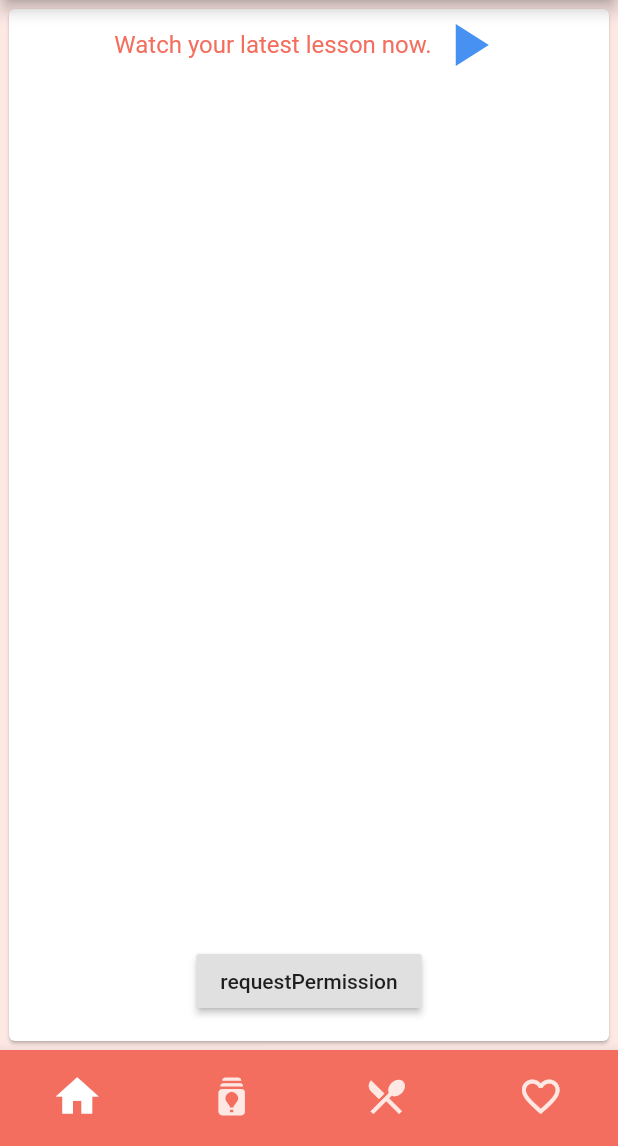
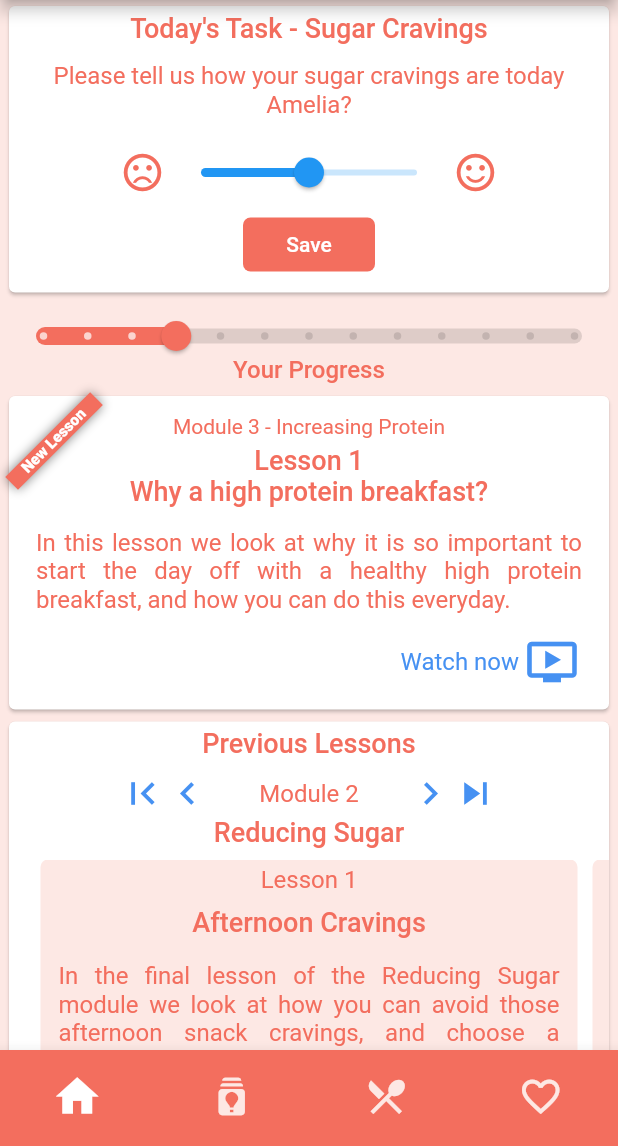
Before and after one commit to xoflo/pcos, a Flutter app: the AppTabs screen opened by its route, on a phone screen of 412 x 824 dp, the part 90-1236 px from its top. Run offline on Flutter 3.47's test engine with Material 2 defaults, Android fonts, the phone set to English and light mode, and no system bars; drawn by our look-alikes of carousel_slider; our stand-ins replace chewie, connectivity, device_info, email_validator, firebase_analytics, firebase_core and 13 more; missing offline and left inert: intercom_flutter, launch_review, onesignal_flutter; accounts and stored records are empty; network calls fail.

Commit message:
Dashboard layout added, all hardcoded etc.

```diff
--- /dev/null
+++ b/lib/widgets/dashboard/current_lesson.dart
@@ -0,0 +1,108 @@
+import 'package:flutter/material.dart';
+import 'package:flutter_html/flutter_html.dart';
+import 'package:thepcosprotocol_app/styles/colors.dart';
+import 'package:thepcosprotocol_app/widgets/shared/diagonal_banner.dart';
+
+class CurrentLesson extends StatelessWidget {
+  final bool isNew;
+  final Size screenSize;
+  final bool isHorizontal;
+  final Function openLesson;
+  final Function closeLesson;
+
+  CurrentLesson({
+    @required this.isNew,
+    @required this.screenSize,
+    @required this.isHorizontal,
+    @required this.openLesson,
+    @required this.closeLesson,
+  });
+
+  final String moduleTitle = "Increasing Protein";
+  final String lessonTitle = "Why a high protein breakfast?";
+  final String lessonIntro =
+      "In this lesson we look at why it is so important to start the day off with a healthy high protein breakfast, and how you can do this everyday.";
+
+  @override
+  Widget build(BuildContext context) {
+    return Padding(
+      padding: const EdgeInsets.symmetric(horizontal: 2.0),
+      child: SizedBox(
+        width: screenSize.width,
+        child: Card(
+          child: Stack(
+            children: [
+              Padding(
+                padding: const EdgeInsets.all(12.0),
+                child: Column(
+                  mainAxisAlignment: MainAxisAlignment.start,
+                  crossAxisAlignment: CrossAxisAlignment.center,
+                  children: [
+                    Padding(
+                      padding: const EdgeInsets.only(bottom: 4.0),
+                      child: Text(
+                        "Module 3 - $moduleTitle",
+                        style: TextStyle(
+                          fontSize: 14,
+                        ),
+                      ),
+                    ),
+                    Text(
+                      "Lesson 1",
+                      style: Theme.of(context).textTheme.headline6,
+                    ),
+                    Padding(
+                      padding: const EdgeInsets.only(bottom: 8.0),
+                      child: Text(
+                        lessonTitle,
+                        style: Theme.of(context).textTheme.headline6,
+                      ),
+                    ),
+                    Padding(
+                      padding: const EdgeInsets.all(6.0),
+                      child: Text(
+                        lessonIntro,
+                        textAlign: TextAlign.justify,
+                      ),
+                    ),
+                    Padding(
+                      padding: const EdgeInsets.only(
+                        right: 8.0,
+                        top: 8.0,
+                        bottom: 2.0,
+                      ),
+                      child: GestureDetector(
+                        onTap: () {
+                          openLesson();
+                        },
+                        child: Row(
+                          mainAxisAlignment: MainAxisAlignment.end,
+                          children: [
+                            Text("Watch now",
+                                style: TextStyle(color: secondaryColorLight)),
+                            Padding(
+                              padding: const EdgeInsets.only(left: 4.0),
+                              child: Icon(
+                                Icons.ondemand_video,
+                                color: secondaryColorLight,
+                                size: 36,
+                              ),
+                            ),
+                          ],
+                        ),
+                      ),
+                    ),
+                  ],
+                ),
+              ),
+              Padding(
+                padding: const EdgeInsets.all(6.0),
+                child: DiagonalBanner(bannerText: "New Lesson"),
+              ),
+            ],
+          ),
+        ),
+      ),
+    );
+  }
+}
--- a/lib/widgets/dashboard/dashboard_layout.dart
+++ b/lib/widgets/dashboard/dashboard_layout.dart
@@ -1,17 +1,19 @@
 import 'package:flutter/material.dart';
-import 'dart:io';
 import 'package:flutter_local_notifications/flutter_local_notifications.dart';
 import 'package:thepcosprotocol_app/controllers/preferences_controller.dart';
 import 'package:thepcosprotocol_app/models/lesson.dart';
-import 'package:thepcosprotocol_app/styles/colors.dart';
+import 'package:thepcosprotocol_app/utils/device_utils.dart';
 import 'package:thepcosprotocol_app/widgets/dashboard/course_lesson.dart';
 import 'package:thepcosprotocol_app/widgets/tutorial/tutorial.dart';
-import 'package:thepcosprotocol_app/utils/local_notifications_helper.dart';
 import 'package:thepcosprotocol_app/constants/shared_preferences_keys.dart'
     as SharedPreferencesKeys;
 import 'package:thepcosprotocol_app/utils/dialog_utils.dart';
 import 'package:thepcosprotocol_app/generated/l10n.dart';
 import 'package:thepcosprotocol_app/screens/menu/settings.dart';
+import 'package:thepcosprotocol_app/widgets/dashboard/your_progress.dart';
+import 'package:thepcosprotocol_app/widgets/dashboard/current_lesson.dart';
+import 'package:thepcosprotocol_app/widgets/dashboard/previous_lessons.dart';
+import 'package:thepcosprotocol_app/widgets/dashboard/progress_slider.dart';
 
 final FlutterLocalNotificationsPlugin flutterLocalNotificationsPlugin =
     FlutterLocalNotificationsPlugin();
@@ -22,15 +24,16 @@ class DashboardLayout extends StatefulWidget {
 }
 
 class _DashboardLayoutState extends State<DashboardLayout> {
-  TimeOfDay customNotificationTime;
+  TimeOfDay _customNotificationTime;
+  bool _showTodaysTask = true;
 
   @override
   void initState() {
     super.initState();
-    checkShowTutorial();
+    _checkShowTutorial();
   }
 
-  Future<void> checkShowTutorial() async {
+  Future<void> _checkShowTutorial() async {
     if (!await PreferencesController()
         .getBool(SharedPreferencesKeys.VIEWED_TUTORIAL)) {
       PreferencesController().saveBool(SharedPreferencesKeys.VIEWED_TUTORIAL);
@@ -48,19 +51,19 @@ class _DashboardLayoutState extends State<DashboardLayout> {
     }
   }
 
-  void openLesson() async {
+  void _openLesson() async {
     showModalBottomSheet(
       context: context,
       isScrollControlled: true,
       builder: (context) => CourseLesson(
         lesson: Lesson(),
-        closeLesson: closeLesson,
-        addToFavourites: addToFavourites,
+        closeLesson: _closeLesson,
+        addToFavourites: _addLessonToFavourites,
       ),
     );
   }
 
-  void closeLesson() async {
+  void _closeLesson() async {
     Navigator.pop(context);
 
     if (!await PreferencesController()
@@ -97,52 +100,51 @@ class _DashboardLayoutState extends State<DashboardLayout> {
     }
   }
 
-  void addToFavourites(dynamic lesson, bool add) {}
+  void _addLessonToFavourites(dynamic lesson, bool add) {
+    debugPrint("*********ADD LESSON TO FAVE");
+  }
 
-  void _requestPermission() {
-    if (Platform.isIOS) {
-      requestIOSPermissions(flutterLocalNotificationsPlugin);
-    }
+  void _closeTodaysTask() {
+    setState(() {
+      _showTodaysTask = false;
+    });
   }
 
   @override
   Widget build(BuildContext context) {
-    return Padding(
-      padding: const EdgeInsets.all(2.0),
-      child: SizedBox.expand(
-        child: Card(
-          child: Padding(
-            padding: const EdgeInsets.only(bottom: 16.0),
-            child: Column(
-              mainAxisAlignment: MainAxisAlignment.spaceBetween,
-              children: [
-                Row(
-                  mainAxisAlignment: MainAxisAlignment.center,
-                  children: [
-                    Text("Watch your latest lesson now."),
-                    GestureDetector(
-                      onTap: () {
-                        openLesson();
-                      },
-                      child: Icon(
-                        Icons.play_arrow,
-                        color: secondaryColorLight,
-                        size: 48,
-                      ),
-                    ),
-                  ],
-                ),
-                RaisedButton(
-                  onPressed: () {
-                    _requestPermission();
-                  },
-                  child: new Text(
-                    'requestPermission',
-                  ),
-                ),
-              ],
+    final Size screenSize = MediaQuery.of(context).size;
+    final isHorizontal =
+        DeviceUtils.isHorizontalWideScreen(screenSize.width, screenSize.height);
+
+    return Container(
+      height: DeviceUtils.getRemainingHeight(
+          screenSize.height, false, isHorizontal, false, false),
+      child: SingleChildScrollView(
+        child: Column(
+          mainAxisAlignment: MainAxisAlignment.start,
+          children: [
+            _showTodaysTask
+                ? ProgressSlider(
+                    screenSize: screenSize,
+                    isHorizontal: isHorizontal,
+                    onSubmit: _closeTodaysTask,
+                  )
+                : Container(),
+            YourProgress(),
+            CurrentLesson(
+              isNew: true,
+              screenSize: screenSize,
+              isHorizontal: isHorizontal,
+              openLesson: _openLesson,
+              closeLesson: _closeLesson,
             ),
-          ),
+            PreviousLessons(
+              screenSize: screenSize,
+              isHorizontal: isHorizontal,
+              openLesson: _openLesson,
+              closeLesson: _closeLesson,
+            ),
+          ],
         ),
       ),
     );
--- /dev/null
+++ b/lib/widgets/dashboard/previous_lessons.dart
@@ -0,0 +1,120 @@
+import 'package:flutter/material.dart';
+import 'package:carousel_slider/carousel_slider.dart';
+import 'package:thepcosprotocol_app/styles/colors.dart';
+import 'package:thepcosprotocol_app/widgets/dashboard/previous_lessons_navigator.dart';
+
+class PreviousLessons extends StatelessWidget {
+  final Size screenSize;
+  final bool isHorizontal;
+  final Function openLesson;
+  final Function closeLesson;
+
+  PreviousLessons({
+    @required this.screenSize,
+    @required this.isHorizontal,
+    @required this.openLesson,
+    @required this.closeLesson,
+  });
+
+  @override
+  Widget build(BuildContext context) {
+    return Padding(
+      padding: const EdgeInsets.symmetric(horizontal: 2.0),
+      child: SizedBox(
+        width: screenSize.width,
+        child: Card(
+          child: Padding(
+            padding: const EdgeInsets.only(bottom: 16.0, top: 4.0),
+            child: Column(
+              mainAxisAlignment: MainAxisAlignment.start,
+              crossAxisAlignment: CrossAxisAlignment.center,
+              children: [
+                Text(
+                  "Previous Lessons",
+                  style: Theme.of(context).textTheme.headline6,
+                ),
+                Padding(
+                  padding: const EdgeInsets.symmetric(vertical: 8.0),
+                  child: Column(
+                    children: [
+                      PreviousLessonsNavigator(title: "Module", titleNumber: 2),
+                      Text(
+                        "Reducing Sugar",
+                        style: Theme.of(context).textTheme.headline6,
+                      ),
+                      SizedBox(height: 8.0),
+                      CarouselSlider(
+                        options: CarouselOptions(
+                          height: 200,
+                          enableInfiniteScroll: false,
+                          viewportFraction: 0.92,
+                        ),
+                        items: [1, 2, 3, 4, 5].map((i) {
+                          return Builder(
+                            builder: (BuildContext context) {
+                              return Container(
+                                width: MediaQuery.of(context).size.width,
+                                margin: EdgeInsets.symmetric(horizontal: 5.0),
+                                decoration: BoxDecoration(
+                                  color: backgroundColor,
+                                  borderRadius: BorderRadius.circular(5.0),
+                                ),
+                                child: Padding(
+                                  padding: const EdgeInsets.all(4.0),
+                                  child: Column(
+                                    mainAxisAlignment:
+                                        MainAxisAlignment.spaceBetween,
+                                    children: [
+                                      Text(
+                                        "Lesson $i",
+                                      ),
+                                      Text(
+                                        "Afternoon Cravings",
+                                        style: Theme.of(context)
+                                            .textTheme
+                                            .headline6,
+                                      ),
+                                      Padding(
+                                        padding: const EdgeInsets.all(8.0),
+                                        child: Text(
+                                          "In the final lesson of the Reducing Sugar module we look at how you can avoid those afternoon snack cravings, and choose a healthier alternative.",
+                                          textAlign: TextAlign.justify,
+                                        ),
+                                      ),
+                                      Row(
+                                        mainAxisAlignment:
+                                            MainAxisAlignment.end,
+                                        children: [
+                                          Text("Listen now",
+                                              style: TextStyle(
+                                                  color: secondaryColorLight)),
+                                          Padding(
+                                            padding: const EdgeInsets.only(
+                                                left: 4.0),
+                                            child: Icon(
+                                              Icons.volume_up,
+                                              color: secondaryColorLight,
+                                              size: 36,
+                                            ),
+                                          ),
+                                        ],
+                                      ),
+                                    ],
+                                  ),
+                                ),
+                              );
+                            },
+                          );
+                        }).toList(),
+                      ),
+                    ],
+                  ),
+                ),
+              ],
+            ),
+          ),
+        ),
+      ),
+    );
+  }
+}
--- /dev/null
+++ b/lib/widgets/dashboard/previous_lessons_navigator.dart
@@ -0,0 +1,48 @@
+import 'package:flutter/material.dart';
+import 'package:thepcosprotocol_app/styles/colors.dart';
+
+class PreviousLessonsNavigator extends StatelessWidget {
+  final String title;
+  final int titleNumber;
+
+  PreviousLessonsNavigator({@required this.title, @required this.titleNumber});
+
+  @override
+  Widget build(BuildContext context) {
+    return Row(
+      mainAxisAlignment: MainAxisAlignment.center,
+      children: [
+        Icon(
+          Icons.first_page,
+          color: secondaryColorLight,
+          size: 30,
+        ),
+        Icon(
+          Icons.chevron_left,
+          color: secondaryColorLight,
+          size: 30,
+        ),
+        Padding(
+          padding: const EdgeInsets.symmetric(horizontal: 16.0),
+          child: SizedBox(
+            width: 100,
+            child: Align(
+              alignment: Alignment.center,
+              child: Text("$title $titleNumber"),
+            ),
+          ),
+        ),
+        Icon(
+          Icons.chevron_right,
+          color: secondaryColorLight,
+          size: 30,
+        ),
+        Icon(
+          Icons.skip_next,
+          color: secondaryColorLight,
+          size: 30,
+        ),
+      ],
+    );
+  }
+}
--- /dev/null
+++ b/lib/widgets/dashboard/progress_slider.dart
@@ -0,0 +1,95 @@
+import 'package:flutter/material.dart';
+import 'package:thepcosprotocol_app/styles/colors.dart';
+import 'package:thepcosprotocol_app/widgets/shared/color_button.dart';
+
+class ProgressSlider extends StatefulWidget {
+  final Size screenSize;
+  final bool isHorizontal;
+  final Function onSubmit;
+
+  ProgressSlider({
+    @required this.screenSize,
+    @required this.isHorizontal,
+    @required this.onSubmit,
+  });
+
+  @override
+  _ProgressSliderState createState() => _ProgressSliderState();
+}
+
+class _ProgressSliderState extends State<ProgressSlider> {
+  double _sliderValue = 2.5;
+  bool isSaving = false;
+
+  void _saveResponse() {
+    widget.onSubmit();
+  }
+
+  @override
+  Widget build(BuildContext context) {
+    return Padding(
+      padding: const EdgeInsets.symmetric(horizontal: 2.0),
+      child: SizedBox(
+        width: widget.screenSize.width,
+        child: Card(
+          child: Padding(
+            padding: const EdgeInsets.only(bottom: 8.0, top: 4.0),
+            child: Column(
+              mainAxisAlignment: MainAxisAlignment.start,
+              crossAxisAlignment: CrossAxisAlignment.center,
+              children: [
+                Text(
+                  "Today's Task - Sugar Cravings",
+                  style: Theme.of(context).textTheme.headline6,
+                ),
+                Padding(
+                  padding: const EdgeInsets.symmetric(
+                    horizontal: 16.0,
+                    vertical: 12.0,
+                  ),
+                  child: Text(
+                    "Please tell us how your sugar cravings are today Amelia?",
+                    textAlign: TextAlign.center,
+                  ),
+                ),
+                Row(
+                  mainAxisAlignment: MainAxisAlignment.center,
+                  children: [
+                    Icon(
+                      Icons.sentiment_dissatisfied_outlined,
+                      color: primaryColorDark,
+                      size: 30,
+                    ),
+                    Slider(
+                      value: _sliderValue,
+                      min: 0,
+                      max: 5,
+                      onChanged: (value) {
+                        setState(() {
+                          _sliderValue = value;
+                        });
+                      },
+                    ),
+                    Icon(
+                      Icons.sentiment_satisfied_outlined,
+                      color: primaryColorDark,
+                      size: 30,
+                    ),
+                  ],
+                ),
+                ColorButton(
+                  isUpdating: isSaving,
+                  label: "Save",
+                  onTap: () {
+                    _saveResponse();
+                  },
+                  width: 70,
+                ),
+              ],
+            ),
+          ),
+        ),
+      ),
+    );
+  }
+}
--- /dev/null
+++ b/lib/widgets/dashboard/your_progress.dart
@@ -0,0 +1,47 @@
+import 'package:flutter/material.dart';
+import 'package:thepcosprotocol_app/styles/colors.dart';
+
+class YourProgress extends StatelessWidget {
+  @override
+  Widget build(BuildContext context) {
+    return Padding(
+      padding: const EdgeInsets.only(bottom: 4.0),
+      child: Stack(
+        children: [
+          SizedBox(
+            height: 50,
+            child: SliderTheme(
+              data: SliderThemeData(
+                disabledActiveTrackColor: primaryColorDark,
+                disabledInactiveTrackColor: Colors.black12,
+                disabledThumbColor: primaryColorDark,
+                disabledActiveTickMarkColor: Colors.white70,
+                trackHeight: 10,
+              ),
+              child: Slider(
+                value: 3,
+                min: 0.0,
+                max: 12.0,
+                divisions: 12,
+                onChanged: null,
+              ),
+            ),
+          ),
+          Padding(
+            padding: const EdgeInsets.only(top: 38.0),
+            child: Align(
+              alignment: Alignment.center,
+              child: Text(
+                "Your Progress",
+                style: Theme.of(context)
+                    .textTheme
+                    .headline6
+                    .copyWith(fontSize: 16),
+              ),
+            ),
+          ),
+        ],
+      ),
+    );
+  }
+}
--- /dev/null
+++ b/lib/widgets/shared/diagonal_banner.dart
@@ -0,0 +1,25 @@
+import 'package:flutter/material.dart';
+import 'package:thepcosprotocol_app/styles/colors.dart';
+
+class DiagonalBanner extends StatelessWidget {
+  final String bannerText;
+
+  DiagonalBanner({@required this.bannerText});
+
+  @override
+  Widget build(BuildContext context) {
+    return Container(
+      width: 50,
+      height: 50,
+      child: CustomPaint(
+        painter: BannerPainter(
+          message: bannerText,
+          textDirection: Directionality.of(context),
+          layoutDirection: Directionality.of(context),
+          location: BannerLocation.topStart,
+          color: primaryColorDark,
+        ),
+      ),
+    );
+  }
+}
```
Also changed, not shown: lib/widgets/dashboard/progress_yes_no.dart (added).
